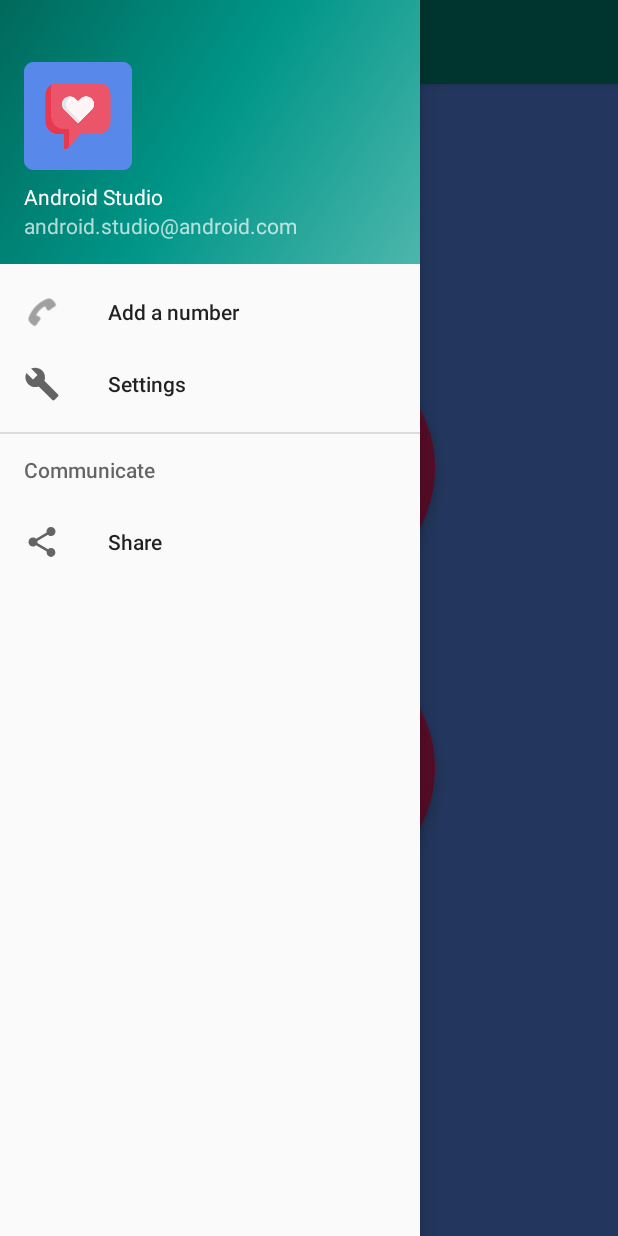
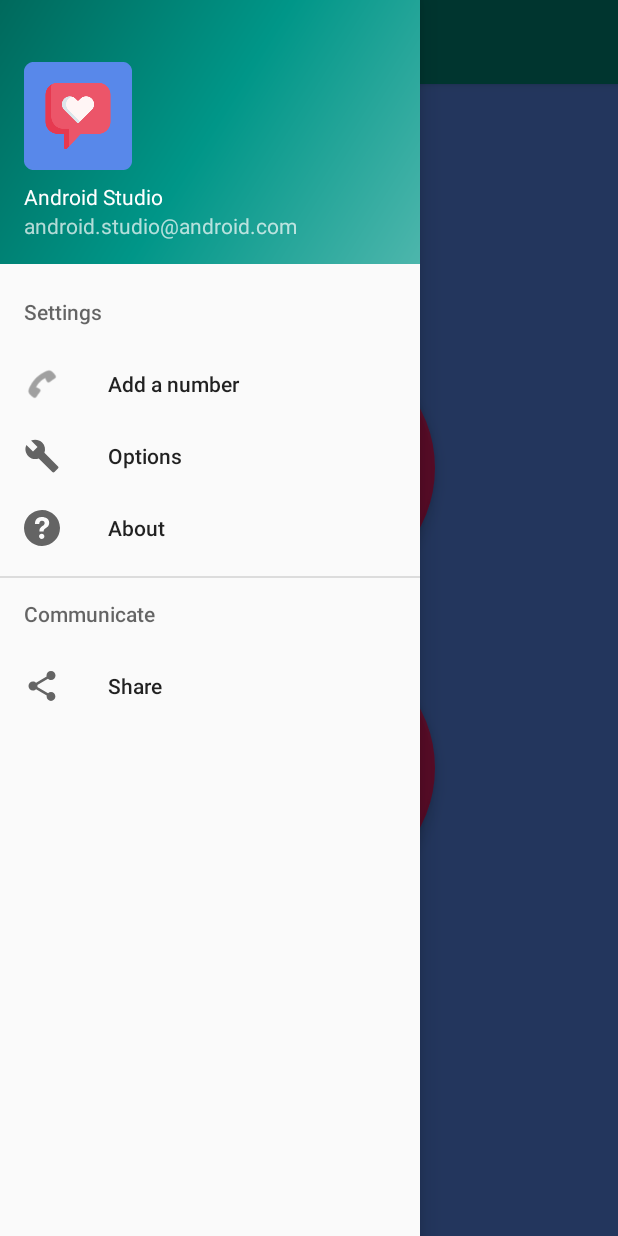
Before and after one commit to kenmurrell/Aphrodite, an Android app: the screen it shows after launch (MainActivity), with the side drawer open, on a phone screen of 412 x 824 dp. Run offline under Robolectric (Android 15) with nearby library versions, the phone set to English and light mode, and no system bars.

Commit message:
Added phone number checking and shuffled some icons

```diff
--- a/app/src/main/res/drawable-v24/ic_launcher_foreground.xml
+++ /dev/null
@@ -1,34 +0,0 @@
-<vector xmlns:android="http://schemas.android.com/apk/res/android"
-    xmlns:aapt="http://schemas.android.com/aapt"
-    android:width="108dp"
-    android:height="108dp"
-    android:viewportWidth="108"
-    android:viewportHeight="108">
-    <path
-        android:fillType="evenOdd"
-        android:pathData="M32,64C32,64 38.39,52.99 44.13,50.95C51.37,48.37 70.14,49.57 70.14,49.57L108.26,87.69L108,109.01L75.97,107.97L32,64Z"
-        android:strokeWidth="1"
-        android:strokeColor="#00000000">
-        <aapt:attr name="android:fillColor">
-            <gradient
-                android:endX="78.5885"
-                android:endY="90.9159"
-                android:startX="48.7653"
-                android:startY="61.0927"
-                android:type="linear">
-                <item
-                    android:color="#44000000"
-                    android:offset="0.0" />
-                <item
-                    android:color="#00000000"
-                    android:offset="1.0" />
-            </gradient>
-        </aapt:attr>
-    </path>
-    <path
-        android:fillColor="#FFFFFF"
-        android:fillType="nonZero"
-        android:pathData="M66.94,46.02L66.94,46.02C72.44,50.07 76,56.61 76,64L32,64C32,56.61 35.56,50.11 40.98,46.06L36.18,41.19C35.45,40.45 35.45,39.3 36.18,38.56C36.91,37.81 38.05,37.81 38.78,38.56L44.25,44.05C47.18,42.57 50.48,41.71 54,41.71C57.48,41.71 60.78,42.57 63.68,44.05L69.11,38.56C69.84,37.81 70.98,37.81 71.71,38.56C72.44,39.3 72.44,40.45 71.71,41.19L66.94,46.02ZM62.94,56.92C64.08,56.92 65,56.01 65,54.88C65,53.76 64.08,52.85 62.94,52.85C61.8,52.85 60.88,53.76 60.88,54.88C60.88,56.01 61.8,56.92 62.94,56.92ZM45.06,56.92C46.2,56.92 47.13,56.01 47.13,54.88C47.13,53.76 46.2,52.85 45.06,52.85C43.92,52.85 43,53.76 43,54.88C43,56.01 43.92,56.92 45.06,56.92Z"
-        android:strokeWidth="1"
-        android:strokeColor="#00000000" />
-</vector>
--- /dev/null
+++ b/app/src/main/res/drawable/ic_menu_questionmark.xml
@@ -0,0 +1,4 @@
+<vector xmlns:android="http://schemas.android.com/apk/res/android" android:width="24dp"
+    android:height="24dp" android:viewportWidth="92" android:viewportHeight="92">
+    <path android:fillColor="#030104" android:pathData="M45.386,0.004C19.983,0.344 -0.333,21.215 0.005,46.619c0.34,25.393 21.209,45.715 46.611,45.377c25.398,-0.342 45.718,-21.213 45.38,-46.615C91.656,19.986 70.786,-0.335 45.386,0.004zM45.25,74l-0.254,-0.004c-3.912,-0.116 -6.67,-2.998 -6.559,-6.852c0.109,-3.788 2.934,-6.538 6.717,-6.538l0.227,0.004c4.021,0.119 6.748,2.972 6.635,6.937C51.904,71.346 49.123,74 45.25,74zM61.705,41.341c-0.92,1.307 -2.943,2.93 -5.492,4.916l-2.807,1.938c-1.541,1.198 -2.471,2.325 -2.82,3.434c-0.275,0.873 -0.41,1.104 -0.434,2.88l-0.004,0.451H39.43l0.031,-0.907c0.131,-3.728 0.223,-5.921 1.768,-7.733c2.424,-2.846 7.771,-6.289 7.998,-6.435c0.766,-0.577 1.412,-1.234 1.893,-1.936c1.125,-1.551 1.623,-2.772 1.623,-3.972c0,-1.665 -0.494,-3.205 -1.471,-4.576c-0.939,-1.323 -2.723,-1.993 -5.303,-1.993c-2.559,0 -4.311,0.812 -5.359,2.478c-1.078,1.713 -1.623,3.512 -1.623,5.35v0.457H27.936l0.02,-0.477c0.285,-6.769 2.701,-11.643 7.178,-14.487C37.947,18.918 41.447,18 45.531,18c5.346,0 9.859,1.299 13.412,3.861c3.6,2.596 5.426,6.484 5.426,11.556C64.369,36.254 63.473,38.919 61.705,41.341z"/>
+</vector>
--- a/app/src/main/res/menu/activity_main_drawer.xml
+++ b/app/src/main/res/menu/activity_main_drawer.xml
@@ -3,7 +3,11 @@
     xmlns:tools="http://schemas.android.com/tools"
     tools:showIn="navigation_view">
 
-    <group android:checkableBehavior="single">
+    <group
+        android:checkableBehavior="single"
+        android:enabled="true">
+        <item android:title="Settings">
+            <menu>
                 <item
                     android:id="@+id/nav_number"
                     android:icon="@android:drawable/ic_menu_call"
@@ -11,9 +15,13 @@
                 <item
                     android:id="@+id/nav_settings"
                     android:icon="@drawable/ic_menu_manage"
-            android:title="Settings" />
-    </group>
-
+                    android:title="Options" />
+                <item
+                    android:id="@+id/nav_about"
+                    android:icon="@drawable/ic_menu_questionmark"
+                    android:title="About" />
+            </menu>
+        </item>
         <item android:title="Communicate">
             <menu>
                 <item
@@ -22,5 +30,6 @@
                     android:title="Share" />
             </menu>
         </item>
+    </group>
 
 </menu>
```
Also changed, not shown: app/src/main/java/kenmurrell/bfr/MainActivity.java (+48 -52 lines), app/src/main/res/drawable-v21/ic_menu_camera.xml (deleted, +0 -12 lines), app/src/main/res/drawable-v21/ic_menu_gallery.xml (deleted, +0 -9 lines), app/src/main/res/drawable-v21/ic_menu_slideshow.xml (deleted, +0 -9 lines), app/src/main/res/drawable/ic_launcher_background.xml (deleted, +0 -74 lines), app/src/main/res/drawable-v21/ic_menu_send.xml (indentation only). Lines whose indentation alone changed are shown as unchanged.
